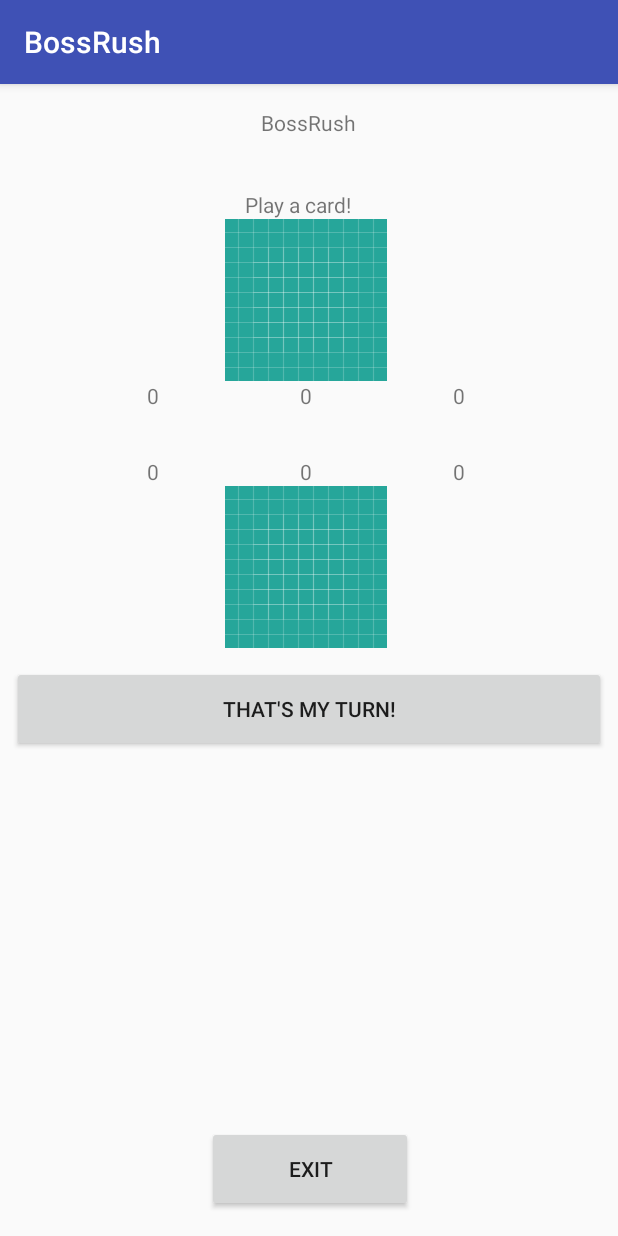
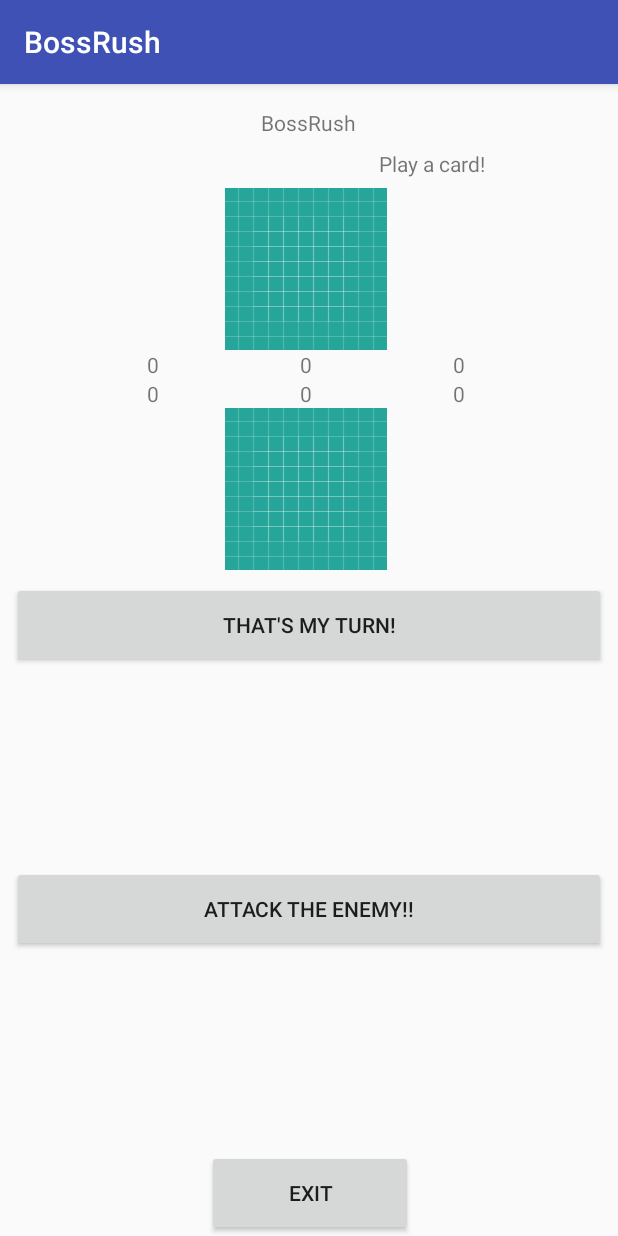
Before and after one commit to greyes1/BossRush, an Android app: the BattleActivity screen opened directly, with no data from a screen before it, on a phone screen of 412 x 824 dp. Run offline under Robolectric (Android 15) with nearby library versions, the light colour scheme and no system bars; 12 statements that could not run were skipped.

Commit message:
got the turn order working! just needs refinement, when a card is tapped during the heroes turn, it registers, but needs to properly update the view

```diff
--- a/app/src/main/java/rush/boss/edu/bossrush/BattleActivity.java
+++ b/app/src/main/java/rush/boss/edu/bossrush/BattleActivity.java
@@ -29,6 +29,7 @@ import javax.crypto.EncryptedPrivateKeyInfo;
 public class BattleActivity extends AppCompatActivity {
     Button exitButton;
     Button turnEnd;
+    Button attack;
     NfcAdapter nfcAdapter;
 
 
@@ -44,10 +45,11 @@ public class BattleActivity extends AppCompatActivity {
     Card currentCard;
 
     boolean skip;
-    Random rand;
+    Random rand = new Random();
 
     TextView[] heroAttr;
     TextView[] monAttr;
+    TextView currentActor;
     TextView cardVis;
     deckCards deck = new deckCards();
 
@@ -89,10 +91,11 @@ public class BattleActivity extends AppCompatActivity {
             String tagContent = getTextFromNdefRecord(ndefRecord);
 
 
-            if(tagContent.contains("DECK") && deck.getCard(tagContent) != null){
+            if(tagContent.contains("DECK") && deck.getCard(tagContent) != null && current.getType().equals("HERO")){
 //                textTagContent.setText(tagContent);
                 currentCard = deck.getCard(tagContent);
                 cardVis.setText(tagContent);
+                //
                 Toast.makeText(this, deck.getCard(tagContent).getName(), Toast.LENGTH_SHORT).show();
 
             }
@@ -121,119 +124,6 @@ public class BattleActivity extends AppCompatActivity {
     }
 
 
-    private void game(){
-        Random rand = new Random();
-
-        //Determine characters
-        hero = new heroCards(heroStr);
-        mon = new monsterCards(monStr);
-
-        //Determine first
-        if(rand.nextBoolean()) current = hero;
-        else current = mon;
-
-        //Display who goes first
-        TextView currentActor = findViewById(R.id.currentTurn);
-
-        TextView[] heroAttr = {
-                findViewById(R.id.heroName),
-                findViewById(R.id.heroHealth),
-                findViewById(R.id.heroAttack),
-                findViewById(R.id.heroDefense)
-        };
-        TextView[] monAttr = {
-                findViewById(R.id.monName),
-                findViewById(R.id.monHealth),
-                findViewById(R.id.monAttack),
-                findViewById(R.id.monDefense)
-        };
-        currentActor.setText(current.getName());
-
-        //Tie heroes and monsters to their visual counterparts
-        heroAttr[0].setText(hero.getName());
-        heroAttr[1].setText(Integer.toString(hero.getHealth()));
-        heroAttr[2].setText(Integer.toString(hero.getAttack()));
-        heroAttr[3].setText(Integer.toString(hero.getDefense()));
-
-        monAttr[0].setText(mon.getName());
-        monAttr[1].setText(Integer.toString(mon.getHealth()));
-        monAttr[2].setText(Integer.toString(mon.getAttack()));
-        monAttr[3].setText(Integer.toString(mon.getDefense()));
-        while(hero.getHealth() > 0 && mon.getHealth() > 0){
-            //DO TURNS
-//Take user input (SUPER WIP)
-            //if(false)Decklist.selectCard(0);
-            //NFC CARD PICK HERE
-
-//            Log.v("I am a", actor.getType());
-            for(Map.Entry<String, Integer> effect : hero.timers.entrySet()){
-                //proc effects here
-                //Silver Bullets
-                if(effect.getKey() == "DECK0001" && effect.getValue() == 3){
-                    hero.setAttack(hero.getAttack()*2);
-                }
-                if(effect.getKey() == "DECK0001" && effect.getValue() == 0) {
-                    //get original stats from the deck
-                    hero.setAttack(hero.getCard(hero.getId()).getAttack());
-                }
-                //Tactical Roll
-                if(effect.getKey() == "DECK0002" && effect.getValue() >= 2){
-                    if(rand.nextInt(100) <= 25)
-                        hero.setDefense(Integer.MAX_VALUE);
-                }
-                if(effect.getKey() == "DECK0002" && effect.getValue() == 0) {
-                    hero.setDefense(hero.getCard(hero.getId()).getDefense());
-                }
-                //All Tied Up
-                if(effect.getKey() == "DECK0003" && effect.getValue() >= 2){
-                    skip = true;
-                }
-                if(effect.getKey() == "DECK0003" && effect.getValue() == 0) {
-                    skip = false;
-                }
-            }
-            //proc timer here
-            current.procTimer();
-
-            if(current.getType().equals("HERO")){
-                //Do a hero's turn, get input
-                Log.v("HEROLog", current.getType());
-
-                mon.setHealth(mon.getHealth()-(hero.getAttack() - mon.getDefense()));
-                //After getting input
-
-
-            }else{
-                //Do a monster's turn
-                TextView modHealth;
-
-                if (mon.getCard(mon.getId()).getHealth() - mon.getHealth() >= 10) {
-                    hero.setHealth(hero.getHealth() - (mon.getAttack() - hero.getDefense()));
-                    modHealth = findViewById(R.id.heroHealth);
-                    modHealth.setText(Integer.toString(hero.getHealth()));
-//                    System.out.println( mon.getName() + " attacks " + hero.getName() + "!");
-                    Log.v("MonOut", mon.getName() + " attacks " + hero.getName() + "!");
-                }
-                else if (mon.getCard(mon.getId()).getHealth() - mon.getHealth() >= 50) {
-                    //manipulate defense for the next turn
-//                    System.out.println( mon.getName() + " defends themselves!");
-                    Log.v("MonOut", mon.getName() + " defends themselves!");
-                }
-                else if (mon.getCard(mon.getId()).getHealth() - mon.getHealth() >= 70) {
-                    mon.setHealth(mon.getHealth() + 1);
-//                    System.out.println( mon.getName() + " is healing!");
-                    Log.v("MonOut", mon.getName() + " is healing!");
-                } else {
-//                    System.out.println( mon.getName() + " falters!");
-                    Log.v("MonOut", mon.getName() + " falters!" + Integer.toString(mon.getHealth()));
-                }
-                current = hero;
-            }
-
-            currentActor.setText(current.getId());
-        }
-
-    }
     @Override
     protected void onResume() {
 
@@ -277,9 +167,121 @@ public class BattleActivity extends AppCompatActivity {
 
         //When we implement the deck
         //Game game = new Game(getCard(hero), getCard(mon));
-        heroStr = intent.getStringExtra("HERO");
-        monStr = intent.getStringExtra("MON");
 
+
+        setupActorPositions(intent);
+        setupButtons();
+        setupVisuals();
+
+        //DO TURNS
+//Take user input (SUPER WIP)
+        //if(false)Decklist.selectCard(0);
+        //NFC CARD PICK HERE
+
+//            Log.v("I am a", actor.getType());
+        for(Map.Entry<String, Integer> effect : hero.timers.entrySet()){
+            //proc effects here
+            //Silver Bullets
+            if(effect.getKey() == "DECK0001" && effect.getValue() == 3){
+                hero.setAttack(hero.getAttack()*2);
+            }
+            if(effect.getKey() == "DECK0001" && effect.getValue() == 0) {
+                //get original stats from the deck
+                hero.setAttack(hero.getCard(hero.getId()).getAttack());
+            }
+            //Tactical Roll
+            if(effect.getKey() == "DECK0002" && effect.getValue() >= 2){
+                if(rand.nextInt(100) <= 25)
+                    hero.setDefense(Integer.MAX_VALUE);
+            }
+            if(effect.getKey() == "DECK0002" && effect.getValue() == 0) {
+                hero.setDefense(hero.getCard(hero.getId()).getDefense());
+            }
+            //All Tied Up
+            if(effect.getKey() == "DECK0003" && effect.getValue() >= 2){
+                skip = true;
+            }
+            if(effect.getKey() == "DECK0003" && effect.getValue() == 0) {
+                skip = false;
+            }
+        }
+        //proc timer here
+        current.procTimer();
+
+        if(current.getType().equals("HERO")){
+            //Do a hero's turn, get input
+            Log.v("HEROLog", current.getType());
+
+        }
+        currentActor.setText(current.getId());
+
+        if(mon.getHealth() <= 0)  {
+            System.out.println("You Won");
+        }
+        else if(hero.getHealth() <= 0)  {
+            System.out.println("You Lost");
+        }
+    }
+
+    private void monTurn() {
+        //Do a monster's turn
+        TextView modHealth;
+        Log.v("MonOut", "My Turn!");
+
+        if (mon.getCard(mon.getId()).getHealth() - mon.getHealth() >= 10) {
+            hero.setHealth(hero.getHealth() - (mon.getAttack() - hero.getDefense()));
+            modHealth = findViewById(R.id.heroHealth);
+            modHealth.setText(Integer.toString(hero.getHealth()));
+//                    System.out.println( mon.getName() + " attacks " + hero.getName() + "!");
+            Log.v("MonOut", mon.getName() + " attacks " + hero.getName() + "!");
+        }
+        else if (mon.getCard(mon.getId()).getHealth() - mon.getHealth() >= 50) {
+            //manipulate defense for the next turn
+//                    System.out.println( mon.getName() + " defends themselves!");
+            Log.v("MonOut", mon.getName() + " defends themselves!");
+        }
+        else if (mon.getCard(mon.getId()).getHealth() - mon.getHealth() >= 70) {
+            mon.setHealth(mon.getHealth() + 1);
+//                    System.out.println( mon.getName() + " is healing!");
+            Log.v("MonOut", mon.getName() + " is healing!");
+        } else {
+//                    System.out.println( mon.getName() + " falters!");
+            Log.v("MonOut", mon.getName() + " falters!" + Integer.toString(mon.getHealth()));
+        }
+        current = hero;
+    }
+
+    private void setupVisuals() {
+
+        //Display who goes first
+        currentActor = findViewById(R.id.currentTurn);
+        currentActor.setText(current.getName());
+
+        heroAttr = new TextView[]{
+                findViewById(R.id.heroName),
+                findViewById(R.id.heroHealth),
+                findViewById(R.id.heroAttack),
+                findViewById(R.id.heroDefense)
+        };
+        monAttr = new TextView[]{
+                findViewById(R.id.monName),
+                findViewById(R.id.monHealth),
+                findViewById(R.id.monAttack),
+                findViewById(R.id.monDefense)
+        };
+        //Tie heroes and monsters to their visual counterparts
+        heroAttr[0].setText(hero.getName());
+        heroAttr[1].setText(Integer.toString(hero.getHealth()));
+        heroAttr[2].setText(Integer.toString(hero.getAttack()));
+        heroAttr[3].setText(Integer.toString(hero.getDefense()));
+
+        monAttr[0].setText(mon.getName());
+        monAttr[1].setText(Integer.toString(mon.getHealth()));
+        monAttr[2].setText(Integer.toString(mon.getAttack()));
+        monAttr[3].setText(Integer.toString(mon.getDefense()));
+    }
+
+    private void setupButtons() {
         exitButton = findViewById(R.id.exitBattle);
         exitButton.setOnClickListener(new View.OnClickListener() {
             @Override
@@ -297,6 +299,20 @@ public class BattleActivity extends AppCompatActivity {
                 else if (mon == current) current = hero;
             }
         });
+        attack = findViewById(R.id.attack);
+        attack.setOnClickListener(new View.OnClickListener() {
+            @Override
+            public void onClick(View v) {
+                if(current.getType().equals("HERO")) {
+                    mon.setHealth(
+                            mon.getHealth() - (hero.getAttack() - mon.getDefense())
+                    );
+                    monAttr[1].setText(String.valueOf(mon.getHealth()));
+
+                }
+
+            }
+          });
         cardVis = findViewById(R.id.cardVis);
         cardVis.addTextChangedListener(new TextWatcher() {
             @Override
@@ -311,7 +327,9 @@ public class BattleActivity extends AppCompatActivity {
 
             @Override
             public void afterTextChanged(Editable s) {
-                if(currentCard != lastCard) {
+                if(currentCard.equals(lastCard))
+                    Toast.makeText(getApplicationContext(), "This power needs time!", Toast.LENGTH_SHORT).show();
+                else {
                     switch (currentCard.getId()){
                         case "DECK0001":
                             hero.timers.put("DECK0001", 3);
@@ -331,19 +349,25 @@ public class BattleActivity extends AppCompatActivity {
 
                     }
                     lastCard = currentCard;
-
+                    current = mon;
+                    monTurn();
                 }
             }
         });
+    }
+    private void setupActorPositions(Intent intent) {
+        heroStr = intent.getStringExtra("HERO");
+        monStr = intent.getStringExtra("MON");
+        //Determine characters
+        hero = new heroCards(heroStr);
+        mon = new monsterCards(monStr);
 
-        game();
-        if(hero.getHealth() >= 0)  {
-            System.out.println("You Won");
+        //Determine first
+        if(rand.nextBoolean()) current = hero;
+        else {
+            current = mon;
+            monTurn();
         }
-        else{
-            System.out.println("You Lost");
-        }
+
     }
-
-
 }
--- a/app/src/main/res/layout/battle_layout.xml
+++ b/app/src/main/res/layout/battle_layout.xml
@@ -10,7 +10,7 @@
     <LinearLayout
         android:id="@+id/linearLayout"
         android:layout_width="0dp"
-        android:layout_height="wrap_content"
+        android:layout_height="69dp"
         android:gravity="center_horizontal"
         android:orientation="vertical"
 
@@ -28,12 +28,18 @@
             android:text="@string/app_name"
             android:textAlignment="center" />
 
+        <LinearLayout
+            android:layout_width="match_parent"
+            android:layout_height="match_parent"
+            android:orientation="horizontal">
+
             <TextView
                 android:id="@+id/currentTurn"
                 android:layout_width="wrap_content"
                 android:layout_height="wrap_content"
                 android:layout_marginEnd="8dp"
                 android:layout_marginTop="8dp"
+                android:layout_weight="1"
                 android:text="@string/currentTurn"
                 android:textAlignment="center"
                 app:layout_constraintEnd_toEndOf="parent"
@@ -41,14 +47,16 @@
 
             <TextView
                 android:id="@+id/cardVis"
-            android:layout_width="match_parent"
+                android:layout_width="wrap_content"
                 android:layout_height="wrap_content"
                 android:layout_marginEnd="8dp"
                 android:layout_marginTop="8dp"
+                android:layout_weight="1"
                 android:text="Play a card!"
                 android:textAlignment="center"
                 app:layout_constraintEnd_toEndOf="parent"
                 app:layout_constraintTop_toBottomOf="@+id/battleTitle" />
+        </LinearLayout>
 
     </LinearLayout>
 
@@ -105,11 +113,6 @@
 
         </LinearLayout>
 
-        <Space
-            android:layout_width="match_parent"
-            android:layout_height="31dp"
-            android:layout_weight="1" />
-
         <LinearLayout
             android:layout_width="match_parent"
             android:layout_height="wrap_content"
@@ -158,23 +161,34 @@
         android:id="@+id/turnEnd"
         android:layout_width="match_parent"
         android:layout_height="57dp"
+        android:layout_marginEnd="8dp"
+        android:layout_marginStart="8dp"
+        android:layout_marginTop="8dp"
+        android:text="That's my turn!"
+        app:layout_constraintEnd_toEndOf="parent"
+        app:layout_constraintHorizontal_bias="0.0"
+        app:layout_constraintStart_toStartOf="parent"
+        app:layout_constraintTop_toBottomOf="@+id/linearLayout2" />
+
+    <Button
+        android:id="@+id/attack"
+        android:layout_width="match_parent"
+        android:layout_height="57dp"
         android:layout_marginBottom="8dp"
         android:layout_marginEnd="8dp"
         android:layout_marginStart="8dp"
         android:layout_marginTop="8dp"
-        android:text="That's my turn!"
+        android:text="ATTACK THE ENEMY!!"
         app:layout_constraintBottom_toTopOf="@+id/exitBattle"
         app:layout_constraintEnd_toEndOf="parent"
         app:layout_constraintHorizontal_bias="0.0"
         app:layout_constraintStart_toStartOf="parent"
-        app:layout_constraintTop_toBottomOf="@+id/linearLayout2"
-        app:layout_constraintVertical_bias="0.017" />
+        app:layout_constraintTop_toBottomOf="@+id/turnEnd" />
 
     <Button
         android:id="@+id/exitBattle"
         android:layout_width="137dp"
         android:layout_height="57dp"
-        android:layout_marginBottom="16dp"
         android:layout_marginEnd="8dp"
         android:layout_marginStart="8dp"
         android:text="Exit"
```
Lines whose indentation alone changed are shown as unchanged.
